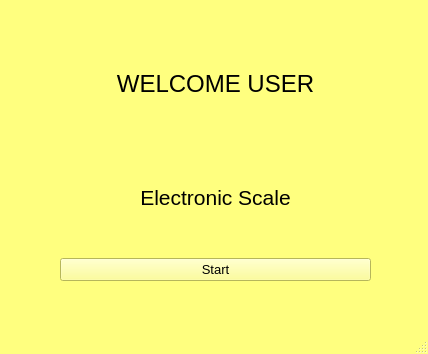
Before: the Qt Designer form App_Qt/login.ui in Daiiingc/App_For_Scale, drawn with Qt 5.
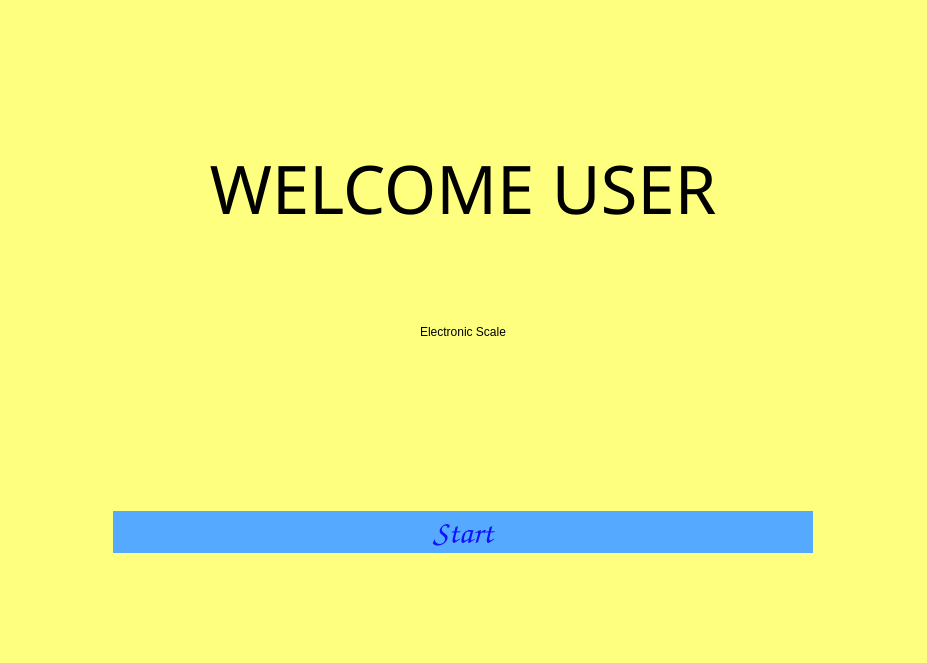
After: the same form once the commit is applied.

```diff
--- a/App_Qt/login.ui
+++ b/App_Qt/login.ui
@@ -6,8 +6,8 @@
    <rect>
     <x>0</x>
     <y>0</y>
-    <width>428</width>
-    <height>354</height>
+    <width>927</width>
+    <height>663</height>
    </rect>
   </property>
   <property name="palette">
@@ -432,481 +432,102 @@
    <bool>false</bool>
   </property>
   <widget class="QWidget" name="centralwidget">
-   <widget class="QWidget" name="layoutWidget">
-    <property name="geometry">
-     <rect>
-      <x>60</x>
-      <y>30</y>
-      <width>311</width>
-      <height>251</height>
-     </rect>
+   <layout class="QGridLayout" name="gridLayout">
+    <property name="verticalSpacing">
+     <number>0</number>
     </property>
-    <layout class="QVBoxLayout" name="verticalLayout">
-     <item>
-      <widget class="QLabel" name="label">
-       <property name="palette">
-        <palette>
-         <active>
-          <colorrole role="WindowText">
-           <brush brushstyle="SolidPattern">
-            <color alpha="255">
-             <red>0</red>
-             <green>0</green>
-             <blue>0</blue>
-            </color>
-           </brush>
-          </colorrole>
-          <colorrole role="Button">
-           <brush brushstyle="SolidPattern">
-            <color alpha="255">
-             <red>255</red>
-             <green>255</green>
-             <blue>127</blue>
-            </color>
-           </brush>
-          </colorrole>
-          <colorrole role="Light">
-           <brush brushstyle="SolidPattern">
-            <color alpha="255">
-             <red>255</red>
-             <green>255</green>
-             <blue>255</blue>
-            </color>
-           </brush>
-          </colorrole>
-          <colorrole role="Midlight">
-           <brush brushstyle="SolidPattern">
-            <color alpha="255">
-             <red>255</red>
-             <green>255</green>
-             <blue>191</blue>
-            </color>
-           </brush>
-          </colorrole>
-          <colorrole role="Dark">
-           <brush brushstyle="SolidPattern">
-            <color alpha="255">
-             <red>127</red>
-             <green>127</green>
-             <blue>63</blue>
-            </color>
-           </brush>
-          </colorrole>
-          <colorrole role="Mid">
-           <brush brushstyle="SolidPattern">
-            <color alpha="255">
-             <red>170</red>
-             <green>170</green>
-             <blue>84</blue>
-            </color>
-           </brush>
-          </colorrole>
-          <colorrole role="Text">
-           <brush brushstyle="SolidPattern">
-            <color alpha="255">
-             <red>0</red>
-             <green>0</green>
-             <blue>0</blue>
-            </color>
-           </brush>
-          </colorrole>
-          <colorrole role="BrightText">
-           <brush brushstyle="SolidPattern">
-            <color alpha="255">
-             <red>255</red>
-             <green>255</green>
-             <blue>255</blue>
-            </color>
-           </brush>
-          </colorrole>
-          <colorrole role="ButtonText">
-           <brush brushstyle="SolidPattern">
-            <color alpha="255">
-             <red>0</red>
-             <green>0</green>
-             <blue>0</blue>
-            </color>
-           </brush>
-          </colorrole>
-          <colorrole role="Base">
-           <brush brushstyle="SolidPattern">
-            <color alpha="255">
-             <red>255</red>
-             <green>255</green>
-             <blue>255</blue>
-            </color>
-           </brush>
-          </colorrole>
-          <colorrole role="Window">
-           <brush brushstyle="SolidPattern">
-            <color alpha="255">
-             <red>255</red>
-             <green>255</green>
-             <blue>127</blue>
-            </color>
-           </brush>
-          </colorrole>
-          <colorrole role="Shadow">
-           <brush brushstyle="SolidPattern">
-            <color alpha="255">
-             <red>0</red>
-             <green>0</green>
-             <blue>0</blue>
-            </color>
-           </brush>
-          </colorrole>
-          <colorrole role="AlternateBase">
-           <brush brushstyle="SolidPattern">
-            <color alpha="255">
-             <red>255</red>
-             <green>255</green>
-             <blue>191</blue>
-            </color>
-           </brush>
-          </colorrole>
-          <colorrole role="ToolTipBase">
-           <brush brushstyle="SolidPattern">
-            <color alpha="255">
-             <red>255</red>
-             <green>255</green>
-             <blue>220</blue>
-            </color>
-           </brush>
-          </colorrole>
-          <colorrole role="ToolTipText">
-           <brush brushstyle="SolidPattern">
-            <color alpha="255">
-             <red>0</red>
-             <green>0</green>
-             <blue>0</blue>
-            </color>
-           </brush>
-          </colorrole>
-         </active>
-         <inactive>
-          <colorrole role="WindowText">
-           <brush brushstyle="SolidPattern">
-            <color alpha="255">
-             <red>0</red>
-             <green>0</green>
-             <blue>0</blue>
-            </color>
-           </brush>
-          </colorrole>
-          <colorrole role="Button">
-           <brush brushstyle="SolidPattern">
-            <color alpha="255">
-             <red>255</red>
-             <green>255</green>
-             <blue>127</blue>
-            </color>
-           </brush>
-          </colorrole>
-          <colorrole role="Light">
-           <brush brushstyle="SolidPattern">
-            <color alpha="255">
-             <red>255</red>
-             <green>255</green>
-             <blue>255</blue>
-            </color>
-           </brush>
-          </colorrole>
-          <colorrole role="Midlight">
-           <brush brushstyle="SolidPattern">
-            <color alpha="255">
-             <red>255</red>
-             <green>255</green>
-             <blue>191</blue>
-            </color>
-           </brush>
-          </colorrole>
-          <colorrole role="Dark">
-           <brush brushstyle="SolidPattern">
-            <color alpha="255">
-             <red>127</red>
-             <green>127</green>
-             <blue>63</blue>
-            </color>
-           </brush>
-          </colorrole>
-          <colorrole role="Mid">
-           <brush brushstyle="SolidPattern">
-            <color alpha="255">
-             <red>170</red>
-             <green>170</green>
-             <blue>84</blue>
-            </color>
-           </brush>
-          </colorrole>
-          <colorrole role="Text">
-           <brush brushstyle="SolidPattern">
-            <color alpha="255">
-             <red>0</red>
-             <green>0</green>
-             <blue>0</blue>
-            </color>
-           </brush>
-          </colorrole>
-          <colorrole role="BrightText">
-           <brush brushstyle="SolidPattern">
-            <color alpha="255">
-             <red>255</red>
-             <green>255</green>
-             <blue>255</blue>
-            </color>
-           </brush>
-          </colorrole>
-          <colorrole role="ButtonText">
-           <brush brushstyle="SolidPattern">
-            <color alpha="255">
-             <red>0</red>
-             <green>0</green>
-             <blue>0</blue>
-            </color>
-           </brush>
-          </colorrole>
-          <colorrole role="Base">
-           <brush brushstyle="SolidPattern">
-            <color alpha="255">
-             <red>255</red>
-             <green>255</green>
-             <blue>255</blue>
-            </color>
-           </brush>
-          </colorrole>
-          <colorrole role="Window">
-           <brush brushstyle="SolidPattern">
-            <color alpha="255">
-             <red>255</red>
-             <green>255</green>
-             <blue>127</blue>
-            </color>
-           </brush>
-          </colorrole>
-          <colorrole role="Shadow">
-           <brush brushstyle="SolidPattern">
-            <color alpha="255">
-             <red>0</red>
-             <green>0</green>
-             <blue>0</blue>
-            </color>
-           </brush>
-          </colorrole>
-          <colorrole role="AlternateBase">
-           <brush brushstyle="SolidPattern">
-            <color alpha="255">
-             <red>255</red>
-             <green>255</green>
-             <blue>191</blue>
-            </color>
-           </brush>
-          </colorrole>
-          <colorrole role="ToolTipBase">
-           <brush brushstyle="SolidPattern">
-            <color alpha="255">
-             <red>255</red>
-             <green>255</green>
-             <blue>220</blue>
-            </color>
-           </brush>
-          </colorrole>
-          <colorrole role="ToolTipText">
-           <brush brushstyle="SolidPattern">
-            <color alpha="255">
-             <red>0</red>
-             <green>0</green>
-             <blue>0</blue>
-            </color>
-           </brush>
-          </colorrole>
-         </inactive>
-         <disabled>
-          <colorrole role="WindowText">
-           <brush brushstyle="SolidPattern">
-            <color alpha="255">
-             <red>127</red>
-             <green>127</green>
-             <blue>63</blue>
-            </color>
-           </brush>
-          </colorrole>
-          <colorrole role="Button">
-           <brush brushstyle="SolidPattern">
-            <color alpha="255">
-             <red>255</red>
-             <green>255</green>
-             <blue>127</blue>
-            </color>
-           </brush>
-          </colorrole>
-          <colorrole role="Light">
-           <brush brushstyle="SolidPattern">
-            <color alpha="255">
-             <red>255</red>
-             <green>255</green>
-             <blue>255</blue>
-            </color>
-           </brush>
-          </colorrole>
-          <colorrole role="Midlight">
-           <brush brushstyle="SolidPattern">
-            <color alpha="255">
-             <red>255</red>
-             <green>255</green>
-             <blue>191</blue>
-            </color>
-           </brush>
-          </colorrole>
-          <colorrole role="Dark">
-           <brush brushstyle="SolidPattern">
-            <color alpha="255">
-             <red>127</red>
-             <green>127</green>
-             <blue>63</blue>
-            </color>
-           </brush>
-          </colorrole>
-          <colorrole role="Mid">
-           <brush brushstyle="SolidPattern">
-            <color alpha="255">
-             <red>170</red>
-             <green>170</green>
-             <blue>84</blue>
-            </color>
-           </brush>
-          </colorrole>
-          <colorrole role="Text">
-           <brush brushstyle="SolidPattern">
-            <color alpha="255">
-             <red>127</red>
-             <green>127</green>
-             <blue>63</blue>
-            </color>
-           </brush>
-          </colorrole>
-          <colorrole role="BrightText">
-           <brush brushstyle="SolidPattern">
-            <color alpha="255">
-             <red>255</red>
-             <green>255</green>
-             <blue>255</blue>
-            </color>
-           </brush>
-          </colorrole>
-          <colorrole role="ButtonText">
-           <brush brushstyle="SolidPattern">
-            <color alpha="255">
-             <red>127</red>
-             <green>127</green>
-             <blue>63</blue>
-            </color>
-           </brush>
-          </colorrole>
-          <colorrole role="Base">
-           <brush brushstyle="SolidPattern">
-            <color alpha="255">
-             <red>255</red>
-             <green>255</green>
-             <blue>127</blue>
-            </color>
-           </brush>
-          </colorrole>
-          <colorrole role="Window">
-           <brush brushstyle="SolidPattern">
-            <color alpha="255">
-             <red>255</red>
-             <green>255</green>
-             <blue>127</blue>
-            </color>
-           </brush>
-          </colorrole>
-          <colorrole role="Shadow">
-           <brush brushstyle="SolidPattern">
-            <color alpha="255">
-             <red>0</red>
-             <green>0</green>
-             <blue>0</blue>
-            </color>
-           </brush>
-          </colorrole>
-          <colorrole role="AlternateBase">
-           <brush brushstyle="SolidPattern">
-            <color alpha="255">
-             <red>255</red>
-             <green>255</green>
-             <blue>127</blue>
-            </color>
-           </brush>
-          </colorrole>
-          <colorrole role="ToolTipBase">
-           <brush brushstyle="SolidPattern">
-            <color alpha="255">
-             <red>255</red>
-             <green>255</green>
-             <blue>220</blue>
-            </color>
-           </brush>
-          </colorrole>
-          <colorrole role="ToolTipText">
-           <brush brushstyle="SolidPattern">
-            <color alpha="255">
-             <red>0</red>
-             <green>0</green>
-             <blue>0</blue>
-            </color>
-           </brush>
-          </colorrole>
-         </disabled>
-        </palette>
-       </property>
-       <property name="font">
-        <font>
-         <pointsize>18</pointsize>
-        </font>
-       </property>
-       <property name="text">
-        <string>&lt;html&gt;&lt;head/&gt;&lt;body&gt;&lt;p align=&quot;center&quot;&gt;WELCOME USER&lt;/p&gt;&lt;/body&gt;&lt;/html&gt;</string>
-       </property>
-      </widget>
-     </item>
-     <item>
-      <widget class="QLabel" name="label_2">
-       <property name="font">
-        <font>
-         <pointsize>16</pointsize>
-        </font>
-       </property>
-       <property name="text">
-        <string>&lt;html&gt;&lt;head/&gt;&lt;body&gt;&lt;p align=&quot;center&quot;&gt;Electronic Scale&lt;/p&gt;&lt;/body&gt;&lt;/html&gt;</string>
-       </property>
-      </widget>
-     </item>
-     <item>
-      <widget class="QPushButton" name="Button_Start">
-       <property name="font">
-        <font>
-         <pointsize>10</pointsize>
-        </font>
-       </property>
-       <property name="text">
-        <string>Start</string>
-       </property>
-      </widget>
-     </item>
-    </layout>
-   </widget>
+    <item row="0" column="0">
+     <widget class="QWidget" name="widget" native="true">
+      <property name="maximumSize">
+       <size>
+        <width>16777215</width>
+        <height>300</height>
+       </size>
+      </property>
+      <layout class="QVBoxLayout" name="verticalLayout">
+       <item>
+        <widget class="QLabel" name="label">
+         <property name="font">
+          <font>
+           <family>Arial Rounded MT Bold</family>
+           <pointsize>50</pointsize>
+           <weight>9</weight>
+           <italic>false</italic>
+           <bold>false</bold>
+          </font>
+         </property>
+         <property name="styleSheet">
+          <string notr="true">font: 75 50pt &quot;Arial Rounded MT Bold&quot;;</string>
+         </property>
+         <property name="text">
+          <string>WELCOME USER</string>
+         </property>
+         <property name="alignment">
+          <set>Qt::AlignCenter</set>
+         </property>
+        </widget>
+       </item>
+       <item>
+        <widget class="QLabel" name="label_2">
+         <property name="styleSheet">
+          <string notr="true">font: 75 50pt &quot;Arial Rounded MT Bold&quot;;</string>
+         </property>
+         <property name="text">
+          <string>Electronic Scale</string>
+         </property>
+         <property name="alignment">
+          <set>Qt::AlignCenter</set>
+         </property>
+        </widget>
+       </item>
+      </layout>
+     </widget>
+    </item>
+    <item row="1" column="0">
+     <widget class="QPushButton" name="Button_Start">
+      <property name="maximumSize">
+       <size>
+        <width>700</width>
+        <height>16777215</height>
+       </size>
+      </property>
+      <property name="font">
+       <font>
+        <family>Comic Sans MS</family>
+        <pointsize>25</pointsize>
+        <weight>50</weight>
+        <bold>false</bold>
+       </font>
+      </property>
+      <property name="styleSheet">
+       <string notr="true">QPushButton{
+	border-radius: 25px;
+	background-color: rgb(85, 170, 255);
+	color: rgb(17, 17, 255);
+}
+
+QPushButton:hover{
+	background-color: rgb(50,100,255);
+	color:rgb(255,255,255)
+}
+
+QPushButton:pressed{
+	background-color: rgb(100,170,255);
+}</string>
+      </property>
+      <property name="text">
+       <string>Start</string>
+      </property>
+      <property name="checkable">
+       <bool>false</bool>
+      </property>
+      <property name="checked">
+       <bool>false</bool>
+      </property>
+     </widget>
+    </item>
+   </layout>
   </widget>
-  <widget class="QMenuBar" name="menubar">
-   <property name="geometry">
-    <rect>
-     <x>0</x>
-     <y>0</y>
-     <width>428</width>
-     <height>26</height>
-    </rect>
-   </property>
-  </widget>
-  <widget class="QStatusBar" name="statusbar"/>
  </widget>
  <resources/>
  <connections/>
```
